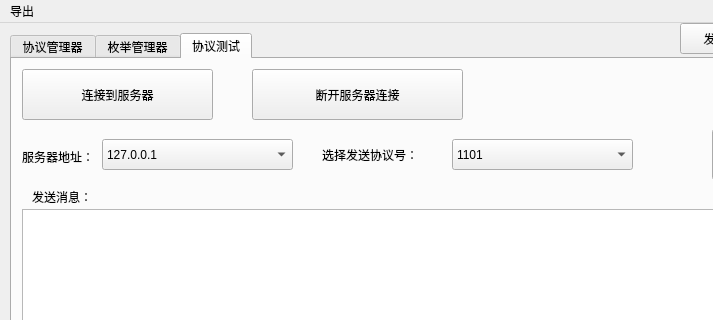
Qt form designer/ui/proto_tool.ui (aywfelix/ProtoExcelTool) before a commit; both pictures show x 0 to 713 and y 0 to 320 of the 904 by 797 pixel window.
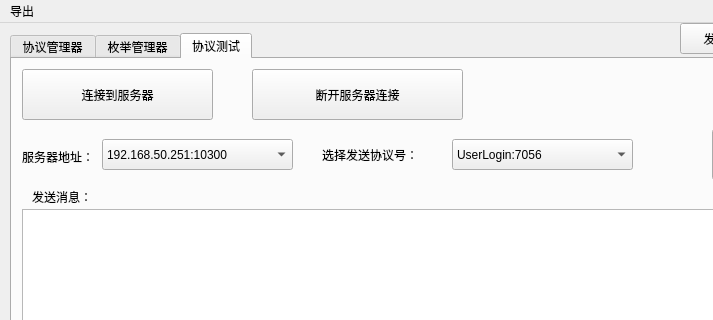
The same form after that commit. The open tabs and pages were chosen to show the change.

Diff of the .ui file:
```diff
--- a/designer/ui/proto_tool.ui
+++ b/designer/ui/proto_tool.ui
@@ -483,7 +483,7 @@
       </property>
       <item>
        <property name="text">
-        <string>127.0.0.1</string>
+        <string>192.168.50.251:10300</string>
        </property>
       </item>
      </widget>
@@ -498,7 +498,7 @@
       </property>
       <item>
        <property name="text">
-        <string>1101</string>
+        <string>UserLogin:7056</string>
        </property>
       </item>
       <item>
```
Left out of the diff: 29 changed lines with no effect on the pictures.
